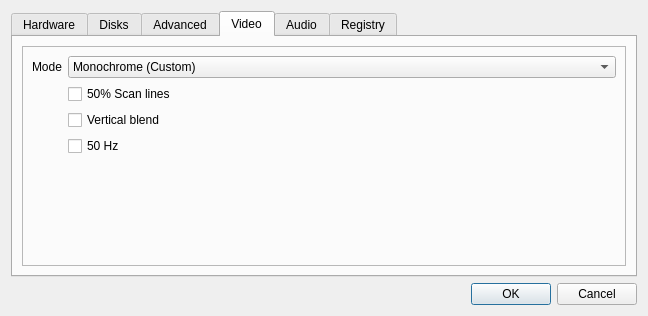
AppleWin/AppleWin, file source/frontends/qapple/preferences.ui: the form before one commit.
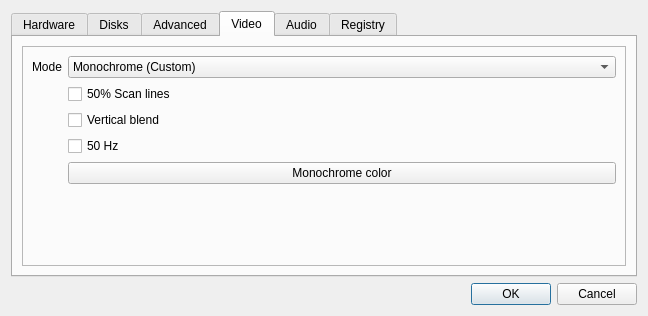
The form after the commit. The open tabs and pages were chosen to show the change.

Commit message: Allow to change monochrome color.

```diff
--- a/source/frontends/qapple/preferences.ui
+++ b/source/frontends/qapple/preferences.ui
@@ -505,6 +505,13 @@
             </property>
            </widget>
           </item>
+          <item row="4" column="1">
+           <widget class="QPushButton" name="colorButton">
+            <property name="text">
+             <string>Monochrome color</string>
+            </property>
+           </widget>
+          </item>
          </layout>
         </widget>
        </item>
```
The commit also changes 4 other files.
